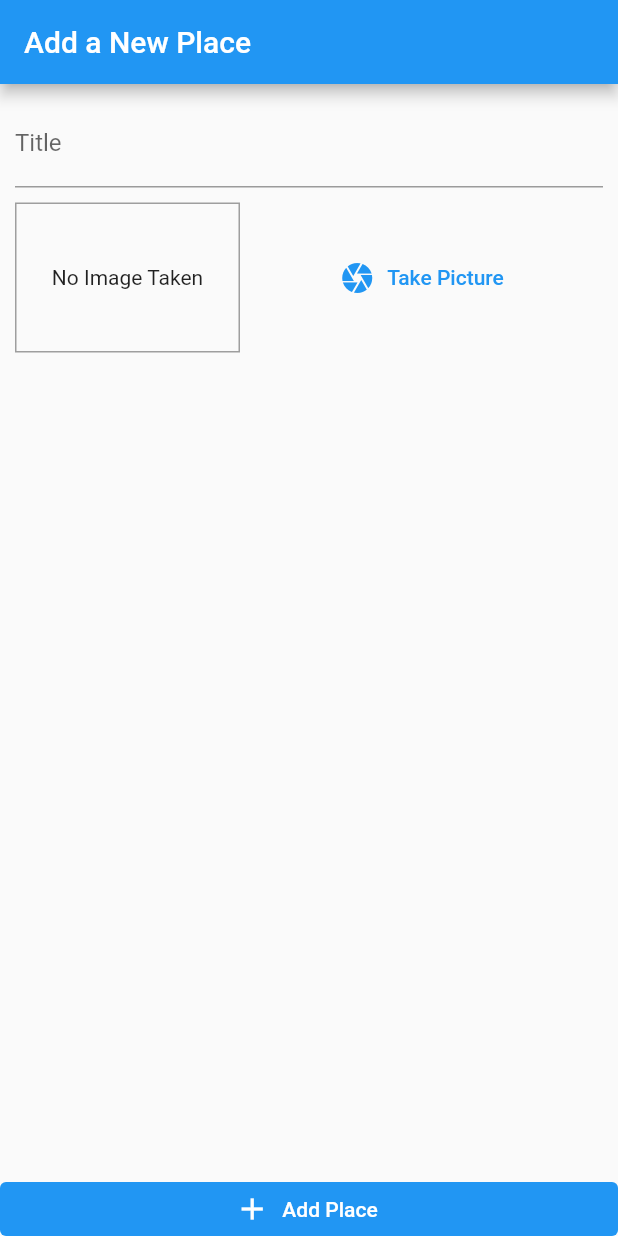
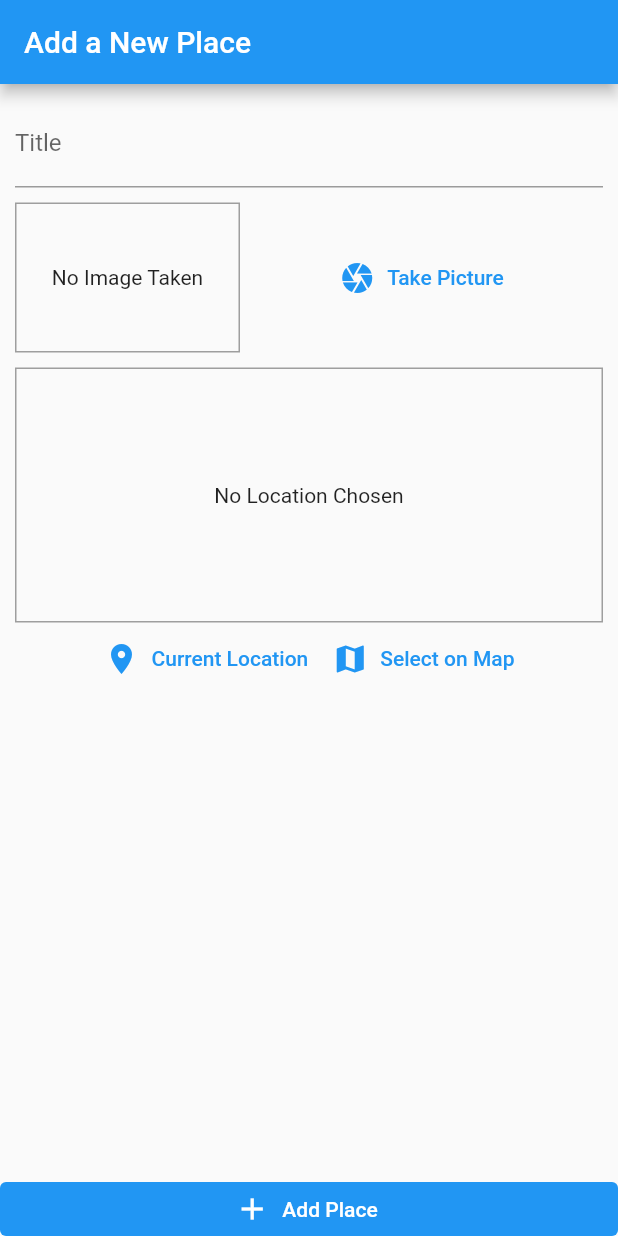
Before and after one commit to bunyawats/flutter_dart_complete_guide, a Flutter app: the AddPlaceScreen screen opened directly, on a phone screen of 412 x 824 dp. Run offline on Flutter 3.47's test engine with Material 2 defaults, Android fonts, the light colour scheme and no system bars; our stand-ins replace image_picker, shared_preferences, sqflite; missing offline and left inert: image_picker_for_web, location_web, shared_preferences_web; accounts and stored records are empty.

Commit message:
checkpoint 303

```diff
--- a/lib/generated_plugin_registrant.dart
+++ b/lib/generated_plugin_registrant.dart
@@ -2,17 +2,18 @@
 // Generated file. Do not edit.
 //
 
+import 'package:flutter_web_plugins/flutter_web_plugins.dart';
 // ignore_for_file: directives_ordering
 // ignore_for_file: lines_longer_than_80_chars
 
 import 'package:image_picker_for_web/image_picker_for_web.dart';
+import 'package:location_web/location_web.dart';
 import 'package:shared_preferences_web/shared_preferences_web.dart';
-
-import 'package:flutter_web_plugins/flutter_web_plugins.dart';
 
 // ignore: public_member_api_docs
 void registerPlugins(Registrar registrar) {
   ImagePickerPlugin.registerWith(registrar);
+  LocationWebPlugin.registerWith(registrar);
   SharedPreferencesPlugin.registerWith(registrar);
   registrar.registerMessageHandler();
 }
--- a/lib/great_place_app/screens/add_place_screen.dart
+++ b/lib/great_place_app/screens/add_place_screen.dart
@@ -1,10 +1,11 @@
 import 'dart:io';
 
+import 'package:flutter/material.dart';
 import 'package:provider/provider.dart';
-import 'package:flutter/material.dart';
 
+import '../providers/great_places_provider.dart';
 import '../widgets/image_input.dart';
-import '../providers/great_places_provider.dart';
+import '../widgets/location_input.dart';
 
 class AddPlaceScreen extends StatefulWidget {
   static const routeName = '/add-place';
@@ -66,6 +67,7 @@
                   SizedBox(
                     height: 10,
                   ),
+                  LocationInput(),
                 ],
               ),
             ),
--- /dev/null
+++ b/lib/great_place_app/widgets/location_input.dart
@@ -0,0 +1,66 @@
+import 'package:flutter/material.dart';
+
+class LocationInput extends StatefulWidget {
+  const LocationInput({Key? key}) : super(key: key);
+
+  @override
+  _LocationInputState createState() => _LocationInputState();
+}
+
+class _LocationInputState extends State<LocationInput> {
+  String? _previewImageUrl;
+
+  @override
+  Widget build(BuildContext context) {
+    return Column(
+      children: <Widget>[
+        Container(
+          width: double.infinity,
+          height: 170,
+          alignment: Alignment.center,
+          decoration: BoxDecoration(
+            border: Border.all(
+              width: 1,
+              color: Colors.grey,
+            ),
+          ),
+          child: _previewImageUrl == null
+              ? Text(
+                  'No Location Chosen',
+                  textAlign: TextAlign.center,
+                )
+              : Image.network(
+                  _previewImageUrl!,
+                  fit: BoxFit.cover,
+                  width: double.infinity,
+                ),
+        ),
+        Row(
+          mainAxisAlignment: MainAxisAlignment.center,
+          children: <Widget>[
+            TextButton.icon(
+              icon: Icon(
+                Icons.location_on,
+              ),
+              onPressed: () {},
+              label: Text('Current Location'),
+              style: TextButton.styleFrom(
+                primary: Theme.of(context).primaryColor,
+              ),
+            ),
+            TextButton.icon(
+              icon: Icon(
+                Icons.map,
+              ),
+              onPressed: () {},
+              label: Text('Select on Map'),
+              style: TextButton.styleFrom(
+                primary: Theme.of(context).primaryColor,
+              ),
+            ),
+          ],
+        )
+      ],
+    );
+  }
+}
--- a/pubspec.yaml
+++ b/pubspec.yaml
@@ -33,6 +33,7 @@
   path_provider: ^2.0.2
   path: ^1.8.0
   sqflite: ^2.0.0+3
+  location: ^4.3.0
 
 dev_dependencies:
   flutter_test:
```
Also changed, not shown: 2 other files.
